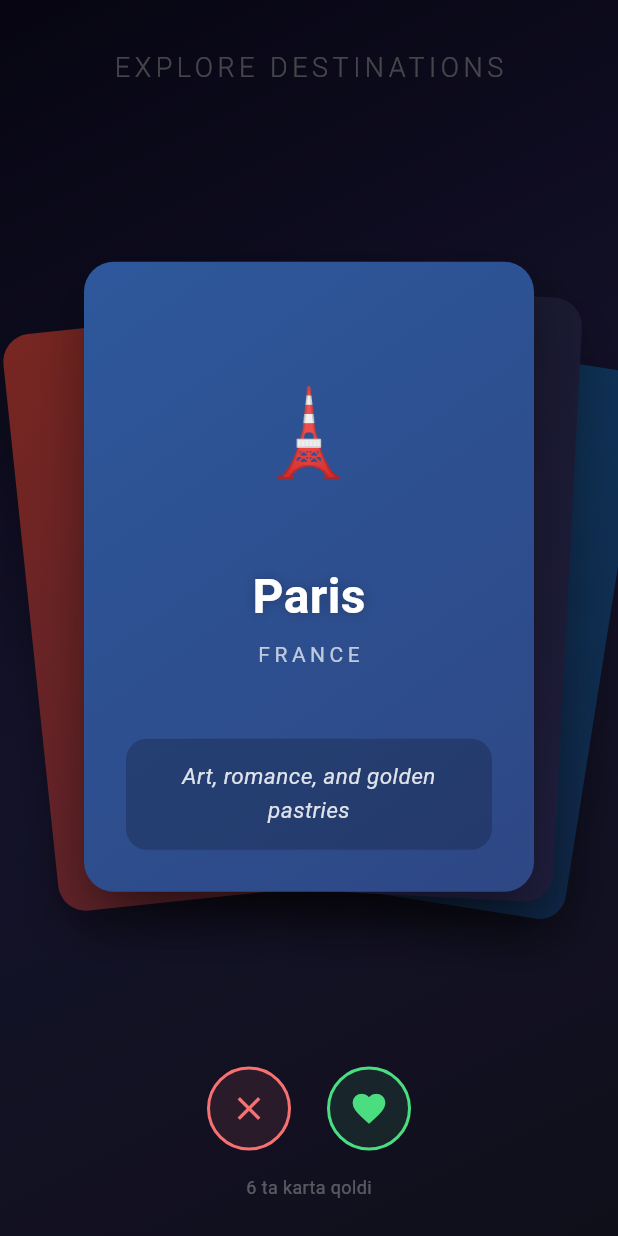
After one commit to Dimamaman/scroll_to_perfection, a Flutter app: the CardSwiperScreen screen opened by its route, after a tap on the "close" icon, on a phone screen of 412 x 824 dp. The commit adds this screen. Run offline on Flutter 3.47's test engine with Material 3 defaults, Android fonts, the phone set to English and light mode, and no system bars; our stand-ins replace flutter_hooks, font_awesome_flutter.

Commit message:
Card swiper

```diff
--- a/lib/main.dart
+++ b/lib/main.dart
@@ -27,6 +27,7 @@ import 'package:scroll_to_perfection/widgets/collapsing_card_stack.dart';
 import 'package:scroll_to_perfection/widgets/friend_sheet.dart';
 import 'package:scroll_to_perfection/widgets/pressable_button.dart';
 import 'package:scroll_to_perfection/widgets/slide_to_power_off.dart';
+import 'package:scroll_to_perfection/widgets/card_swiper.dart';
 import 'package:scroll_to_perfection/widgets/swipe_button.dart';
 import 'package:scroll_to_perfection/zoom_in.dart';
 import 'package:url_launcher/url_launcher.dart';
@@ -70,6 +71,7 @@ class MyApp extends StatelessWidget {
         '/swipe_button': (_) => SwipeButtonDemo(),
         '/pressable_button': (_) => PressableButtonDemo(),
         '/slide_to_power_off': (_) => SlideToPowerOffDemo(),
+        '/card_swiper': (_) => const CardSwiperScreen(),
         '/gestureDetector': (_) => GestureDetectorExample()
       },
     );
@@ -226,6 +228,10 @@ class HomePage extends StatelessWidget {
             path: '/slide_to_power_off',
           ),
           DemoOptionButton(
+            name: 'Card Swiper (Tinder uslubida)',
+            path: '/card_swiper',
+          ),
+          DemoOptionButton(
             name: "Gesture Detector Example",
             path: '/gestureDetector',
           )
--- /dev/null
+++ b/lib/widgets/card_swiper.dart
@@ -0,0 +1,520 @@
+import 'dart:math' as math;
+
+import 'package:flutter/material.dart';
+
+// ─── Data Model ───────────────────────────────────────────────
+class CardData {
+  final String name;
+  final String subtitle;
+  final String emoji;
+  final Color color;
+  final String desc;
+
+  const CardData({
+    required this.name,
+    required this.subtitle,
+    required this.emoji,
+    required this.color,
+    required this.desc,
+  });
+}
+
+const List<CardData> kCards = [
+  CardData(
+      name: 'Tokyo',
+      subtitle: 'Japan',
+      emoji: '🗼',
+      color: Color(0xFFE8453C),
+      desc: 'Neon lights meet ancient temples'),
+  CardData(
+      name: 'Paris',
+      subtitle: 'France',
+      emoji: '🗼',
+      color: Color(0xFF2D5DA1),
+      desc: 'Art, romance, and golden pastries'),
+  CardData(
+      name: 'New York',
+      subtitle: 'USA',
+      emoji: '🗽',
+      color: Color(0xFF1A1A2E),
+      desc: 'The city that never sleeps'),
+  CardData(
+      name: 'Istanbul',
+      subtitle: 'Türkiye',
+      emoji: '🕌',
+      color: Color(0xFFC0392B),
+      desc: 'Where East meets West'),
+  CardData(
+      name: 'Samarkand',
+      subtitle: 'Uzbekistan',
+      emoji: '🏰',
+      color: Color(0xFF1E88E5),
+      desc: 'The jewel of the Silk Road'),
+  CardData(
+      name: 'Sydney',
+      subtitle: 'Australia',
+      emoji: '🦘',
+      color: Color(0xFFF39C12),
+      desc: 'Sun, surf, and Opera House'),
+  CardData(
+      name: 'Rio',
+      subtitle: 'Brazil',
+      emoji: '🎭',
+      color: Color(0xFF27AE60),
+      desc: 'Carnival spirit all year round'),
+];
+
+/// Fon gradientining o'rta rangi.
+/// Kartalarda alpha o'rniga shu rang bilan aralashtiriladi.
+const Color _kBgMid = Color(0xFF302B63);
+
+// ─── Main Screen ──────────────────────────────────────────────
+class CardSwiperScreen extends StatefulWidget {
+  const CardSwiperScreen({Key? key}) : super(key: key);
+
+  @override
+  State<CardSwiperScreen> createState() => _CardSwiperScreenState();
+}
+
+class _CardSwiperScreenState extends State<CardSwiperScreen>
+    with SingleTickerProviderStateMixin {
+  late List<CardData> _cards;
+  Offset _dragOffset = Offset.zero;
+  bool _isDragging = false;
+
+  late AnimationController _exitController;
+  late Animation<Offset> _exitAnimation;
+  late Animation<double> _exitRotation;
+  bool _isAnimating = false;
+
+  static const double _swipeThreshold = 100.0;
+  static const int _maxVisible = 4;
+
+  @override
+  void initState() {
+    super.initState();
+    _cards = List.from(kCards);
+    _exitController = AnimationController(
+      vsync: this,
+      duration: const Duration(milliseconds: 300),
+    )..addStatusListener((status) {
+        if (status == AnimationStatus.completed) {
+          setState(() {
+            _cards.removeAt(0);
+            _dragOffset = Offset.zero;
+            _isAnimating = false;
+            _exitController.reset();
+          });
+        }
+      });
+  }
+
+  @override
+  void dispose() {
+    _exitController.dispose();
+    super.dispose();
+  }
+
+  void _onPanStart(DragStartDetails details) {
+    if (_isAnimating || _cards.isEmpty) return;
+    setState(() => _isDragging = true);
+  }
+
+  void _onPanUpdate(DragUpdateDetails details) {
+    if (!_isDragging) return;
+    setState(() => _dragOffset += details.delta);
+  }
+
+  void _onPanEnd(DragEndDetails details) {
+    if (!_isDragging) return;
+    _isDragging = false;
+
+    if (_dragOffset.dx > _swipeThreshold) {
+      _animateExit(1); // right
+    } else if (_dragOffset.dx < -_swipeThreshold) {
+      _animateExit(-1); // left
+    } else {
+      setState(() => _dragOffset = Offset.zero);
+    }
+  }
+
+  void _animateExit(int direction) {
+    _isAnimating = true;
+    _exitAnimation = Tween<Offset>(
+      begin: _dragOffset,
+      end: Offset(direction * 500, -40),
+    ).animate(CurvedAnimation(
+      parent: _exitController,
+      curve: Curves.easeInOut,
+    ));
+    _exitRotation = Tween<double>(
+      begin: _dragOffset.dx * 0.001,
+      end: direction * 0.4,
+    ).animate(CurvedAnimation(
+      parent: _exitController,
+      curve: Curves.easeInOut,
+    ));
+    _exitController.forward();
+  }
+
+  void _swipe(int direction) {
+    if (_cards.isEmpty || _isAnimating) return;
+    _animateExit(direction);
+  }
+
+  void _reset() {
+    setState(() {
+      _cards = List.from(kCards);
+      _dragOffset = Offset.zero;
+      _isAnimating = false;
+      _exitController.reset();
+    });
+  }
+
+  // ─── Fan offset for back cards ─────────────────────────────
+  double _fanX(int index) {
+    if (index == 0) return 0;
+    final direction = index.isOdd ? 1.0 : -1.0;
+    return direction * (8 + index * 10);
+  }
+
+  double _fanRotation(int index) {
+    if (index == 0) return 0;
+    final direction = index.isOdd ? 1.0 : -1.0;
+    return direction * index * 3 * (math.pi / 180);
+  }
+
+  double _fanScale(int index) => 1 - index * 0.04;
+
+  @override
+  Widget build(BuildContext context) {
+    return Scaffold(
+      body: Container(
+        // Container bolasiga qarab o'lchanadi — Column esa eng keng
+        // bolasi qadar (320px) bo'lib qolardi. Shuning uchun majburan
+        // butun ekranni egallashini aytamiz.
+        width: double.infinity,
+        height: double.infinity,
+        decoration: const BoxDecoration(
+          gradient: LinearGradient(
+            begin: Alignment.topLeft,
+            end: Alignment.bottomRight,
+            colors: [Color(0xFF0F0C29), Color(0xFF302B63), Color(0xFF24243E)],
+          ),
+        ),
+        child: SafeArea(
+          child: Column(
+            children: [
+              const SizedBox(height: 32),
+              // ── Title
+              Text(
+                'EXPLORE DESTINATIONS',
+                style: TextStyle(
+                  color: Colors.white.withValues(alpha: 0.6),
+                  fontSize: 18,
+                  fontWeight: FontWeight.w300,
+                  letterSpacing: 3,
+                ),
+              ),
+              const Spacer(),
+              // ── Card Stack
+              SizedBox(
+                width: 320,
+                height: 440,
+                child: _cards.isEmpty && !_isAnimating
+                    ? _buildEmptyState()
+                    : _buildCardStack(),
+              ),
+              const Spacer(),
+              // ── Buttons
+              if (_cards.isNotEmpty) _buildActions(),
+              // ── Counter
+              Padding(
+                padding: const EdgeInsets.only(top: 12, bottom: 24),
+                child: Text(
+                  _cards.isNotEmpty ? '${_cards.length} ta karta qoldi' : '',
+                  style: TextStyle(
+                    color: Colors.white.withValues(alpha: 0.3),
+                    fontSize: 12,
+                  ),
+                ),
+              ),
+            ],
+          ),
+        ),
+      ),
+    );
+  }
+
+  // ─── Card Stack ─────────────────────────────────────────────
+  Widget _buildCardStack() {
+    final visible = _cards.length > _maxVisible
+        ? _cards.sublist(0, _maxVisible)
+        : List<CardData>.from(_cards);
+
+    return Stack(
+      alignment: Alignment.center,
+      clipBehavior: Clip.none,
+      children: [
+        // Back cards (reversed so first is on top)
+        for (int i = visible.length - 1; i >= 1; i--)
+          _buildBackCard(visible[i], i),
+        // Top card (draggable)
+        if (visible.isNotEmpty) _buildTopCard(visible[0]),
+      ],
+    );
+  }
+
+  Widget _buildBackCard(CardData card, int index) {
+    return AnimatedContainer(
+      duration: const Duration(milliseconds: 400),
+      curve: Curves.easeOutCubic,
+      transform: Matrix4.identity()
+        ..translateByDouble(_fanX(index), 0.0, 0.0, 1.0)
+        ..rotateZ(_fanRotation(index))
+        ..scaleByDouble(
+            _fanScale(index), _fanScale(index), _fanScale(index), 1.0),
+      transformAlignment: Alignment.bottomCenter,
+      // Opacity YO'Q — kartalar to'liq qorong'i (opaque) qoladi,
+      // bir-birining orqasi ko'rinmaydi. Chuqurlik hissi faqat
+      // qoraytirish (ColorFiltered) va scale orqali beriladi.
+      child: ColorFiltered(
+        colorFilter: ColorFilter.mode(
+          Colors.black.withValues(alpha: (index * 0.12).clamp(0.0, 1.0)),
+          BlendMode.darken,
+        ),
+        child: _buildCard(card),
+      ),
+    );
+  }
+
+  Widget _buildTopCard(CardData card) {
+    return AnimatedBuilder(
+      animation: _exitController,
+      builder: (context, child) {
+        Offset offset = _dragOffset;
+        double rot = _dragOffset.dx * 0.001;
+
+        if (_isAnimating) {
+          offset = _exitAnimation.value;
+          rot = _exitRotation.value;
+        }
+
+        return GestureDetector(
+          onPanStart: _onPanStart,
+          onPanUpdate: _onPanUpdate,
+          onPanEnd: _onPanEnd,
+          child: Transform(
+            alignment: Alignment.bottomCenter,
+            transform: Matrix4.identity()
+              ..translateByDouble(offset.dx, offset.dy, 0.0, 1.0)
+              ..rotateZ(rot),
+            child: Stack(
+              children: [
+                _buildCard(card),
+                // LIKE / NOPE label
+                if (_dragOffset.dx.abs() > 30 && !_isAnimating)
+                  _buildSwipeLabel(),
+              ],
+            ),
+          ),
+        );
+      },
+    );
+  }
+
+  // ─── Swipe Label ────────────────────────────────────────────
+  Widget _buildSwipeLabel() {
+    final isLike = _dragOffset.dx > 0;
+    final opacity = (_dragOffset.dx.abs() / 100).clamp(0.0, 1.0);
+
+    return Positioned(
+      top: 24,
+      left: isLike ? 24 : null,
+      right: isLike ? null : 24,
+      child: Transform.rotate(
+        angle: isLike ? -0.2 : 0.2,
+        child: Opacity(
+          opacity: opacity,
+          child: Container(
+            padding: const EdgeInsets.symmetric(horizontal: 18, vertical: 6),
+            decoration: BoxDecoration(
+              borderRadius: BorderRadius.circular(8),
+              border: Border.all(
+                color:
+                    isLike ? const Color(0xFF4ADE80) : const Color(0xFFF87171),
+                width: 3,
+              ),
+            ),
+            child: Text(
+              isLike ? 'LIKE 💚' : 'NOPE 👋',
+              style: TextStyle(
+                color:
+                    isLike ? const Color(0xFF4ADE80) : const Color(0xFFF87171),
+                fontSize: 18,
+                fontWeight: FontWeight.w800,
+                letterSpacing: 2,
+              ),
+            ),
+          ),
+        ),
+      ),
+    );
+  }
+
+  // ─── Single Card ────────────────────────────────────────────
+  Widget _buildCard(CardData card) {
+    return Container(
+      width: 300,
+      height: 420,
+      decoration: BoxDecoration(
+        borderRadius: BorderRadius.circular(20),
+        gradient: LinearGradient(
+          begin: Alignment.topLeft,
+          end: Alignment.bottomRight,
+          // Alpha ISHLATILMAYDI — aks holda orqadagi karta ko'rinib qoladi.
+          // O'sha ko'rinishni olish uchun rangni fon rangi tomon
+          // aralashtiramiz: natija bir xil, lekin to'liq opaque.
+          colors: [
+            Color.lerp(card.color, _kBgMid, 0.10)!,
+            Color.lerp(card.color, _kBgMid, 0.45)!,
+          ],
+        ),
+        boxShadow: [
+          BoxShadow(
+            color: Colors.black.withValues(alpha: 0.35),
+            blurRadius: 30,
+            offset: const Offset(0, 15),
+          ),
+        ],
+      ),
+      padding: const EdgeInsets.all(28),
+      child: Column(
+        mainAxisAlignment: MainAxisAlignment.spaceBetween,
+        children: [
+          const SizedBox(),
+          Text(card.emoji, style: const TextStyle(fontSize: 56)),
+          Column(
+            children: [
+              Text(
+                card.name,
+                style: const TextStyle(
+                  color: Colors.white,
+                  fontSize: 32,
+                  fontWeight: FontWeight.w700,
+                  shadows: [Shadow(blurRadius: 10, color: Colors.black26)],
+                ),
+              ),
+              const SizedBox(height: 6),
+              Text(
+                card.subtitle.toUpperCase(),
+                style: TextStyle(
+                  color: Colors.white.withValues(alpha: 0.7),
+                  fontSize: 14,
+                  letterSpacing: 3,
+                ),
+              ),
+            ],
+          ),
+          Container(
+            width: double.infinity,
+            padding: const EdgeInsets.symmetric(horizontal: 18, vertical: 14),
+            decoration: BoxDecoration(
+              color: Colors.black.withValues(alpha: 0.2),
+              borderRadius: BorderRadius.circular(14),
+            ),
+            child: Text(
+              card.desc,
+              textAlign: TextAlign.center,
+              style: TextStyle(
+                color: Colors.white.withValues(alpha: 0.85),
+                fontSize: 15,
+                fontStyle: FontStyle.italic,
+                height: 1.5,
+              ),
+            ),
+          ),
+        ],
+      ),
+    );
+  }
+
+  // ─── Action Buttons ─────────────────────────────────────────
+  Widget _buildActions() {
+    return Padding(
+      padding: const EdgeInsets.only(bottom: 4),
+      child: Row(
+        mainAxisAlignment: MainAxisAlignment.center,
+        children: [
+          _buildActionButton(
+            icon: Icons.close,
+            color: const Color(0xFFF87171),
+            onTap: () => _swipe(-1),
+          ),
+          const SizedBox(width: 24),
+          _buildActionButton(
+            icon: Icons.favorite,
+            color: const Color(0xFF4ADE80),
+            onTap: () => _swipe(1),
+          ),
+        ],
+      ),
+    );
+  }
+
+  Widget _buildActionButton({
+    required IconData icon,
+    required Color color,
+    required VoidCallback onTap,
+  }) {
+    return GestureDetector(
+      onTap: onTap,
+      child: Container(
+        width: 56,
+        height: 56,
+        decoration: BoxDecoration(
+          shape: BoxShape.circle,
+          border: Border.all(color: color, width: 2),
+          color: color.withValues(alpha: 0.1),
+        ),
+        child: Icon(icon, color: color, size: 26),
+      ),
+    );
+  }
+
+  // ─── Empty State ────────────────────────────────────────────
+  Widget _buildEmptyState() {
+    return Center(
+      child: Column(
+        mainAxisSize: MainAxisSize.min,
+        children: [
+          Text('✨',
+              style: TextStyle(
+                  fontSize: 48, color: Colors.white.withValues(alpha: 0.4))),
+          const SizedBox(height: 16),
+          Text(
+            'Barcha kartalar ko\'rib chiqildi',
+            style: TextStyle(
+                color: Colors.white.withValues(alpha: 0.5), fontSize: 14),
+          ),
+          const SizedBox(height: 20),
+          GestureDetector(
+            onTap: _reset,
+            child: Container(
+              padding: const EdgeInsets.symmetric(horizontal: 28, vertical: 10),
+              decoration: BoxDecoration(
+                borderRadius: BorderRadius.circular(40),
+                border: Border.all(color: Colors.white.withValues(alpha: 0.2)),
+                color: Colors.white.withValues(alpha: 0.1),
+              ),
+              child: const Text(
+                'Qayta boshlash',
+                style: TextStyle(color: Colors.white, fontSize: 14),
+              ),
+            ),
+          ),
+        ],
+      ),
+    );
+  }
+}
```
